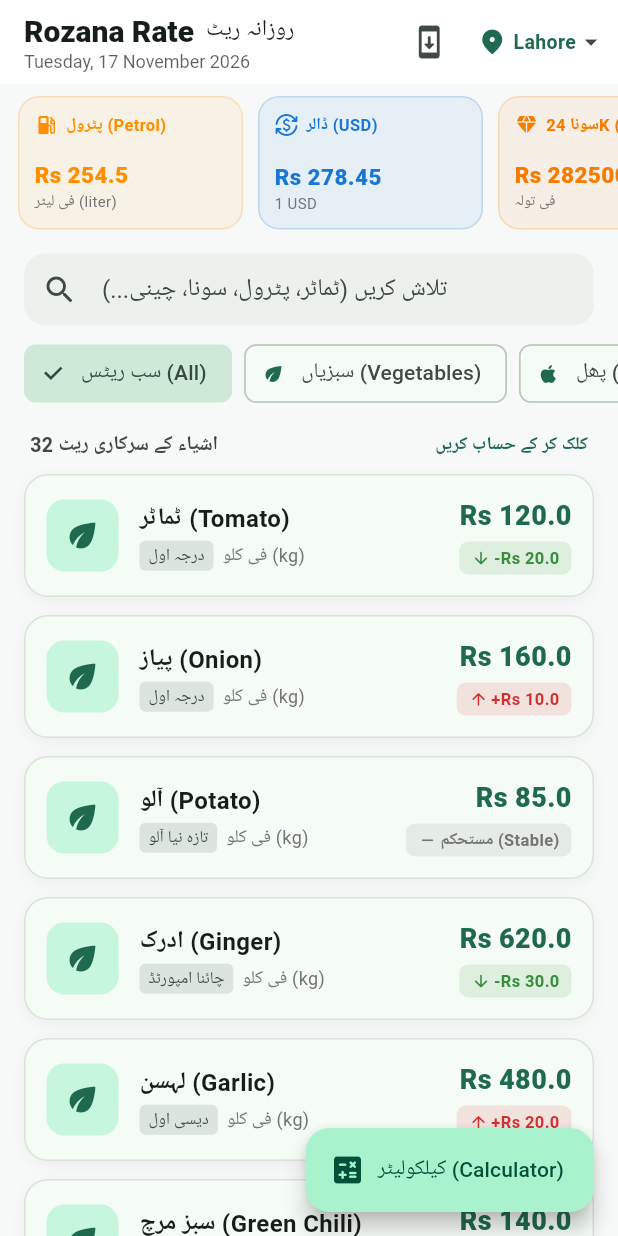
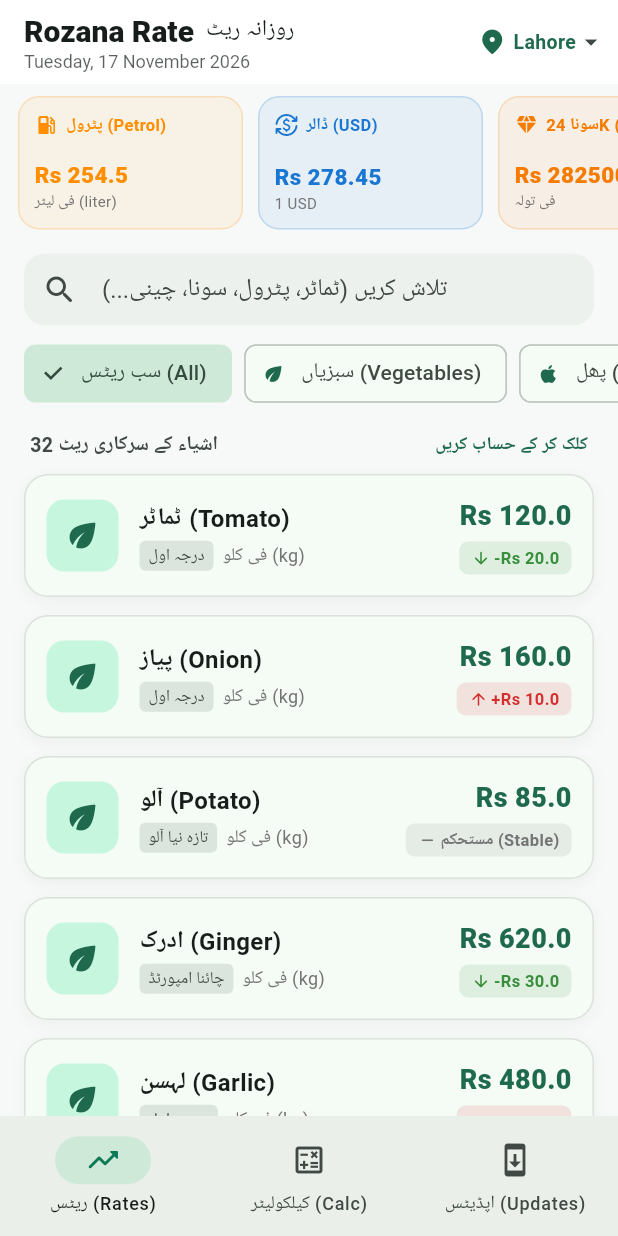
Before and after one commit to sulmankhanpubg0070-bit/gg, a Flutter app: the screen it shows after launch, on a phone screen of 412 x 824 dp. Run offline on Flutter 3.47's test engine with Material 3 defaults, Android fonts, the phone set to English and light mode, and no system bars; our stand-ins replace open_filex; network calls fail.

Commit message:
Update v1.0.1: Add fixed 3-button bottom navigation bar (Rates, Calc, Updates)

```diff
--- a/lib/screens/home_screen.dart
+++ b/lib/screens/home_screen.dart
@@ -15,11 +15,13 @@ class HomeScreen extends StatefulWidget {
 }
 
 class _HomeScreenState extends State<HomeScreen> {
+  int _currentTabIndex = 0;
   String _selectedCity = SampleData.availableCities.first;
   RateCategory? _selectedCategory; // null = All
   String _searchQuery = '';
   final TextEditingController _searchController = TextEditingController();
   late List<RateItem> _allItems;
+  RateItem? _calculatorSelectedItem;
   bool _isRefreshing = false;
 
   @override
@@ -72,10 +74,10 @@ class _HomeScreenState extends State<HomeScreen> {
       );
     } else {
       ScaffoldMessenger.of(context).showSnackBar(
-        const SnackBar(
-          content: Text('آپ کی ایپ پہلے سے بالکل اپڈیٹ ہے! (App is up to date v1.0.0)'),
-          backgroundColor: Color(0xFF0D7A57),
-          duration: Duration(seconds: 3),
+        SnackBar(
+          content: Text('آپ کی ایپ پہلے سے بالکل اپڈیٹ ہے! (v${UpdateService.currentVersion})'),
+          backgroundColor: const Color(0xFF0D7A57),
+          duration: const Duration(seconds: 3),
         ),
       );
     }
@@ -114,11 +116,6 @@ class _HomeScreenState extends State<HomeScreen> {
     final theme = Theme.of(context);
     final todayFormatted = DateFormat('EEEE, d MMMM yyyy').format(DateTime.now());
 
-    final petrolItem = _allItems.firstWhere((i) => i.id == 'fuel1', orElse: () => _allItems.first);
-    final dollarItem = _allItems.firstWhere((i) => i.id == 'cur1', orElse: () => _allItems.first);
-    final goldItem = _allItems.firstWhere((i) => i.id == 'gold1', orElse: () => _allItems.first);
-    final chickenItem = _allItems.firstWhere((i) => i.id == 'm2', orElse: () => _allItems.first);
-
     return Scaffold(
       appBar: AppBar(
         title: Column(
@@ -147,13 +144,6 @@ class _HomeScreenState extends State<HomeScreen> {
           ],
         ),
         actions: [
-          // Manual Check Update Button
-          IconButton(
-            tooltip: 'اپڈیٹ چیک کریں (Check for Update)',
-            icon: const Icon(Icons.system_update_rounded),
-            onPressed: _checkUpdateManually,
-          ),
-
           // City selector button
           PopupMenuButton<String>(
             tooltip: 'شہر منتخب کریں (Select City)',
@@ -196,11 +186,68 @@ class _HomeScreenState extends State<HomeScreen> {
           ),
         ],
       ),
-      body: RefreshIndicator(
+
+      // IndexedStack preserves state across bottom navigation tabs
+      body: IndexedStack(
+        index: _currentTabIndex,
+        children: [
+          // Tab 0: Daily Rates Explorer
+          _buildRatesTab(context),
+
+          // Tab 1: Fixed Calculator Tab
+          CalculatorScreen(
+            items: _allItems,
+            initialItem: _calculatorSelectedItem ?? _allItems.first,
+            isTab: true,
+          ),
+
+          // Tab 2: Updates & Settings Tab
+          _buildUpdatesTab(context),
+        ],
+      ),
+
+      // Fixed 3-button Bottom Navigation Bar
+      bottomNavigationBar: NavigationBar(
+        selectedIndex: _currentTabIndex,
+        onDestinationSelected: (index) {
+          setState(() {
+            _currentTabIndex = index;
+          });
+        },
+        destinations: const [
+          NavigationDestination(
+            icon: Icon(Icons.trending_up_rounded),
+            selectedIcon: Icon(Icons.trending_up_rounded, color: Color(0xFF0D7A57)),
+            label: 'ریٹس (Rates)',
+          ),
+          NavigationDestination(
+            icon: Icon(Icons.calculate_outlined),
+            selectedIcon: Icon(Icons.calculate_rounded, color: Color(0xFF0D7A57)),
+            label: 'کیلکولیٹر (Calc)',
+          ),
+          NavigationDestination(
+            icon: Icon(Icons.system_update_outlined),
+            selectedIcon: Icon(Icons.system_update_rounded, color: Color(0xFF0D7A57)),
+            label: 'اپڈیٹس (Updates)',
+          ),
+        ],
+      ),
+    );
+  }
+
+  // --- TAB 0: RATES VIEW ---
+  Widget _buildRatesTab(BuildContext context) {
+    final theme = Theme.of(context);
+    final petrolItem = _allItems.firstWhere((i) => i.id == 'fuel1', orElse: () => _allItems.first);
+    final dollarItem = _allItems.firstWhere((i) => i.id == 'cur1', orElse: () => _allItems.first);
+    final goldItem = _allItems.firstWhere((i) => i.id == 'gold1', orElse: () => _allItems.first);
+    final chickenItem = _allItems.firstWhere((i) => i.id == 'm2', orElse: () => _allItems.first);
+
+    return RefreshIndicator(
       onRefresh: _refreshData,
       child: CustomScrollView(
         slivers: [
-            // Top Quick Highlights Cards (Petrol, Dollar, Gold, Chicken)
+          // Highlights Mini Cards
           SliverToBoxAdapter(
             child: SizedBox(
               height: 105,
@@ -278,7 +325,7 @@ class _HomeScreenState extends State<HomeScreen> {
             ),
           ),
 
-            // Category Horizontal Tabs
+          // Category Chips
           SliverToBoxAdapter(
             child: SizedBox(
               height: 48,
@@ -370,15 +417,10 @@ class _HomeScreenState extends State<HomeScreen> {
                   return RateCard(
                     item: item,
                     onCalculate: () {
-                        Navigator.push(
-                          context,
-                          MaterialPageRoute(
-                            builder: (context) => CalculatorScreen(
-                              items: _allItems,
-                              initialItem: item,
-                            ),
-                          ),
-                        );
+                      setState(() {
+                        _calculatorSelectedItem = item;
+                        _currentTabIndex = 1; // switch to Calculator tab!
+                      });
                     },
                   );
                 },
@@ -387,25 +429,137 @@ class _HomeScreenState extends State<HomeScreen> {
             ),
 
           const SliverToBoxAdapter(
-              child: SizedBox(height: 80),
+            child: SizedBox(height: 20),
+          ),
+        ],
+      ),
+    );
+  }
+
+  // --- TAB 2: UPDATES & SETTINGS VIEW ---
+  Widget _buildUpdatesTab(BuildContext context) {
+    final theme = Theme.of(context);
+
+    return SingleChildScrollView(
+      padding: const EdgeInsets.all(20),
+      child: Column(
+        crossAxisAlignment: CrossAxisAlignment.stretch,
+        children: [
+          // App Logo and Version Card
+          Container(
+            padding: const EdgeInsets.all(24),
+            decoration: BoxDecoration(
+              color: theme.colorScheme.surface,
+              borderRadius: BorderRadius.circular(24),
+              border: Border.all(color: theme.colorScheme.outlineVariant.withOpacity(0.5)),
+              boxShadow: [
+                BoxShadow(
+                  color: Colors.black.withOpacity(0.04),
+                  blurRadius: 10,
+                  offset: const Offset(0, 4),
+                ),
+              ],
+            ),
+            child: Column(
+              children: [
+                Container(
+                  width: 72,
+                  height: 72,
+                  decoration: BoxDecoration(
+                    color: const Color(0xFF0D7A57).withOpacity(0.12),
+                    shape: BoxShape.circle,
+                  ),
+                  child: const Icon(Icons.storefront_rounded, size: 38, color: Color(0xFF0D7A57)),
+                ),
+                const SizedBox(height: 12),
+                const Text(
+                  'Rozana Rate (روزانہ ریٹ)',
+                  style: TextStyle(fontSize: 20, fontWeight: FontWeight.bold),
+                ),
+                const SizedBox(height: 4),
+                Container(
+                  padding: const EdgeInsets.symmetric(horizontal: 10, vertical: 4),
+                  decoration: BoxDecoration(
+                    color: theme.colorScheme.surfaceVariant,
+                    borderRadius: BorderRadius.circular(8),
+                  ),
+                  child: Text(
+                    'ورژن (Version): v${UpdateService.currentVersion}',
+                    style: const TextStyle(fontWeight: FontWeight.bold, fontSize: 12),
+                  ),
+                ),
+                const SizedBox(height: 20),
+
+                // Check for updates button
+                FilledButton.icon(
+                  style: FilledButton.styleFrom(
+                    backgroundColor: const Color(0xFF0D7A57),
+                    padding: const EdgeInsets.symmetric(horizontal: 24, vertical: 14),
+                    shape: RoundedRectangleBorder(borderRadius: BorderRadius.circular(16)),
+                  ),
+                  icon: const Icon(Icons.sync_rounded),
+                  label: const Text(
+                    'ابھی اپڈیٹ چیک کریں (Check for Update)',
+                    style: TextStyle(fontWeight: FontWeight.bold),
+                  ),
+                  onPressed: _checkUpdateManually,
                 ),
               ],
             ),
           ),
-      floatingActionButton: FloatingActionButton.extended(
-        icon: const Icon(Icons.calculate_rounded),
-        label: const Text('کیلکولیٹر (Calculator)'),
-        onPressed: () {
-          Navigator.push(
-            context,
-            MaterialPageRoute(
-              builder: (context) => CalculatorScreen(
-                items: _allItems,
-                initialItem: _filteredItems.isNotEmpty ? _filteredItems.first : _allItems.first,
+          const SizedBox(height: 20),
+
+          // Features List Card
+          Container(
+            padding: const EdgeInsets.all(18),
+            decoration: BoxDecoration(
+              color: theme.colorScheme.surface,
+              borderRadius: BorderRadius.circular(20),
+              border: Border.all(color: theme.colorScheme.outlineVariant.withOpacity(0.4)),
+            ),
+            child: Column(
+              crossAxisAlignment: CrossAxisAlignment.start,
+              children: [
+                const Text(
+                  'ایپ کی خصوصیات (Features):',
+                  style: TextStyle(fontWeight: FontWeight.bold, fontSize: 15),
+                ),
+                const SizedBox(height: 12),
+                _buildFeatureRow('🚀 In-App OTA Auto-Update سسٹم فعال ہے'),
+                _buildFeatureRow('🥦 روزانہ تازہ ترین منڈی اور اوگرا ریٹس'),
+                _buildFeatureRow('🧮 کُل قیمت معلوم کرنے کے لیے ان بلٹ کیلکولیٹر'),
+                _buildFeatureRow('📍 پاکستان کے تمام بڑے شہروں کی سپورٹ'),
+              ],
             ),
           ),
+          const SizedBox(height: 20),
+
+          // Footer note
+          Center(
+            child: Text(
+              'تیار کردہ: Rozana Rate Team • تمام حقوق محفوظ ہیں',
+              style: TextStyle(fontSize: 11, color: Colors.grey.shade500),
+            ),
+          ),
+        ],
+      ),
     );
-        },
+  }
+
+  Widget _buildFeatureRow(String text) {
+    return Padding(
+      padding: const EdgeInsets.symmetric(vertical: 4),
+      child: Row(
+        children: [
+          const Icon(Icons.check_circle_rounded, size: 18, color: Color(0xFF0D7A57)),
+          const SizedBox(width: 8),
+          Expanded(
+            child: Text(
+              text,
+              style: const TextStyle(fontSize: 13),
+            ),
+          ),
+        ],
       ),
     );
   }
--- a/lib/services/update_service.dart
+++ b/lib/services/update_service.dart
@@ -20,7 +20,7 @@ class UpdateInfo {
 
 class UpdateService {
   // Current app version installed
-  static const String currentVersion = '1.0.0';
+  static const String currentVersion = '1.0.1';
 
   // GitHub repository details
   static const String githubRepo = 'sulmankhanpubg0070-bit/gg';
--- a/pubspec.yaml
+++ b/pubspec.yaml
@@ -1,7 +1,7 @@
 name: rozana_rate
 description: "Rozana Rate - Daily market prices with built-in OTA Auto Updater."
 publish_to: 'none'
-version: 1.0.0+1
+version: 1.0.1+2
 
 environment:
   sdk: '>=3.0.0 <4.0.0'
```
Also changed, not shown: lib/screens/calculator_screen.dart (+50 -28 lines), 1 other file. Lines whose indentation alone changed are shown as unchanged.
